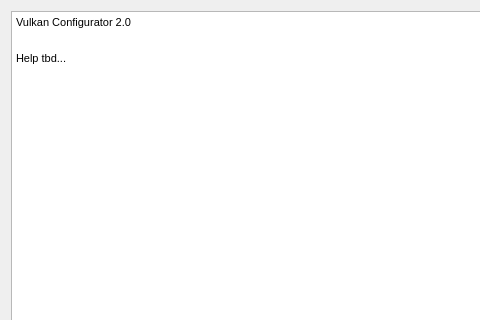
First picture: the form in vkconfig/dlghelp.ui, repository LunarG/VulkanTools, before the edit; both pictures show x 0 to 480 and y 0 to 320 of the 579 by 647 pixel window.
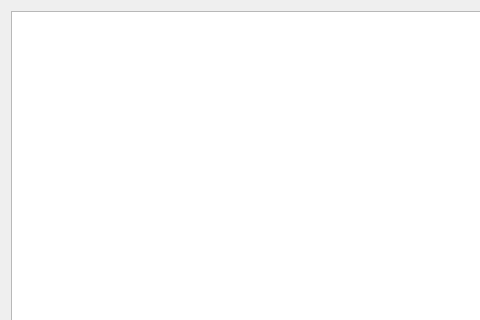
Second picture: the form after the edit.

Commit message: vkconfig2: All dialogs Arial 10 point

What changed in the file:
```diff
--- a/vkconfig/dlghelp.ui
+++ b/vkconfig/dlghelp.ui
@@ -16,15 +16,18 @@
   <layout class="QVBoxLayout" name="verticalLayout">
    <item>
     <widget class="QTextBrowser" name="textBrowser">
+     <property name="font">
+      <font>
+       <family>Arial</family>
+       <pointsize>10</pointsize>
+      </font>
+     </property>
      <property name="html">
       <string>&lt;!DOCTYPE HTML PUBLIC &quot;-//W3C//DTD HTML 4.0//EN&quot; &quot;http://www.w3.org/TR/REC-html40/strict.dtd&quot;&gt;
 &lt;html&gt;&lt;head&gt;&lt;meta name=&quot;qrichtext&quot; content=&quot;1&quot; /&gt;&lt;style type=&quot;text/css&quot;&gt;
 p, li { white-space: pre-wrap; }
-&lt;/style&gt;&lt;/head&gt;&lt;body style=&quot; font-family:'MS Shell Dlg 2'; font-size:8.25pt; font-weight:400; font-style:normal;&quot;&gt;
-&lt;p style=&quot; margin-top:5px; margin-bottom:5px; margin-left:0px; margin-right:0px; -qt-block-indent:0; text-indent:0px;&quot;&gt;Vulkan Configurator 2.0&lt;/p&gt;
-&lt;p style=&quot;-qt-paragraph-type:empty; margin-top:5px; margin-bottom:5px; margin-left:0px; margin-right:0px; -qt-block-indent:0; text-indent:0px;&quot;&gt;&lt;br /&gt;&lt;/p&gt;
-&lt;p style=&quot; margin-top:5px; margin-bottom:5px; margin-left:0px; margin-right:0px; -qt-block-indent:0; text-indent:0px;&quot;&gt;Help tbd...&lt;/p&gt;
-&lt;p style=&quot;-qt-paragraph-type:empty; margin-top:5px; margin-bottom:5px; margin-left:0px; margin-right:0px; -qt-block-indent:0; text-indent:0px;&quot;&gt;&lt;br /&gt;&lt;/p&gt;&lt;/body&gt;&lt;/html&gt;</string>
+&lt;/style&gt;&lt;/head&gt;&lt;body style=&quot; font-family:'Arial'; font-size:10pt; font-weight:400; font-style:normal;&quot;&gt;
+&lt;p style=&quot;-qt-paragraph-type:empty; margin-top:0px; margin-bottom:0px; margin-left:0px; margin-right:0px; -qt-block-indent:0; text-indent:0px;&quot;&gt;&lt;br /&gt;&lt;/p&gt;&lt;/body&gt;&lt;/html&gt;</string>
      </property>
      <property name="source">
       <url>
```
The commit also changes 7 other files.
